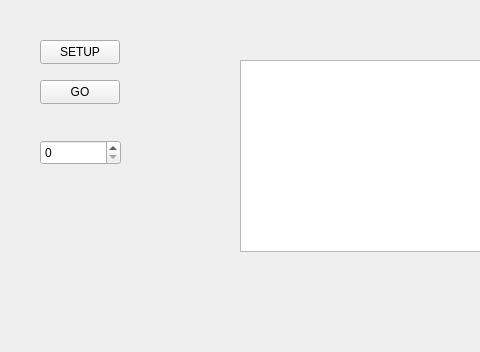
The window that mainwindow.ui (FloverinE/EcoModCpp) describes before a commit, drawn with Qt 5; both pictures show x 0 to 480 and y 0 to 352 of the 800 by 600 pixel window.
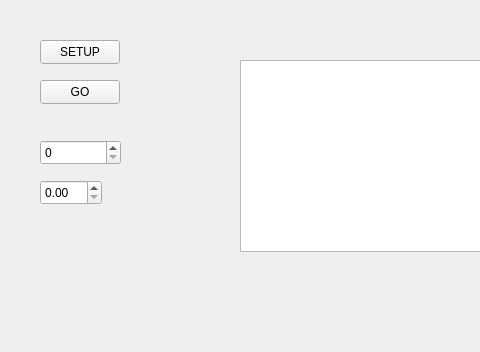
The same window after the commit. Custom widgets are drawn as their Qt base class.

Patch:
```diff
--- a/mainwindow.ui
+++ b/mainwindow.ui
@@ -63,6 +63,16 @@
      </rect>
     </property>
    </widget>
+   <widget class="QDoubleSpinBox" name="doubleSpinBox">
+    <property name="geometry">
+     <rect>
+      <x>40</x>
+      <y>180</y>
+      <width>62</width>
+      <height>25</height>
+     </rect>
+    </property>
+   </widget>
   </widget>
   <widget class="QMenuBar" name="menubar">
    <property name="geometry">
```
